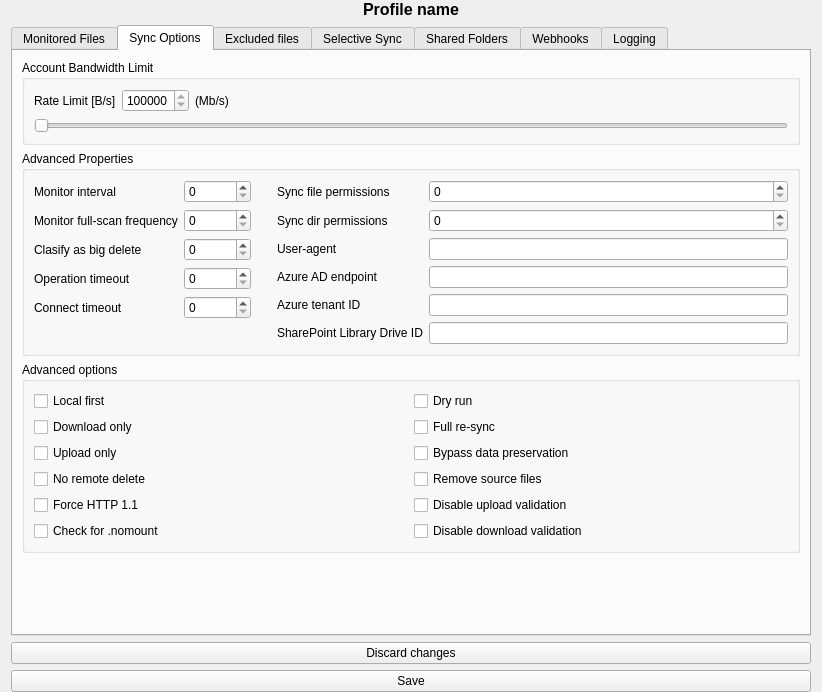
Qt form src/ui/profile_settings_page.ui (bpozdena/OneDriveGUI) before a commit.
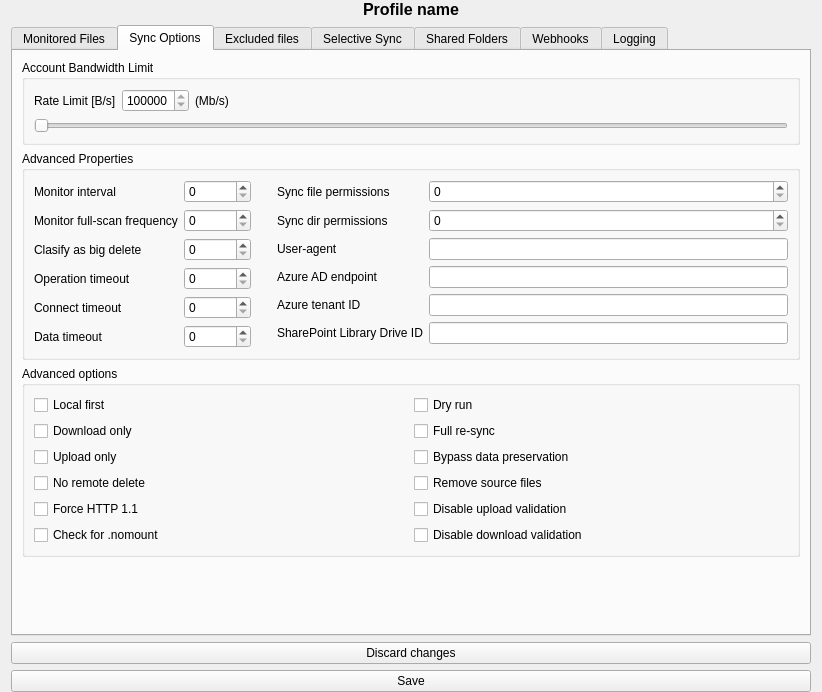
The same form after that commit.

Commit message: add support for data_timeout

```diff
--- a/src/ui/profile_settings_page.ui
+++ b/src/ui/profile_settings_page.ui
@@ -316,6 +316,16 @@
               <item row="4" column="1">
                <widget class="QSpinBox" name="spinBox_connect_timeout"/>
               </item>
+              <item row="5" column="0">
+               <widget class="QLabel" name="label_data_timeout">
+                <property name="text">
+                 <string>Data timeout</string>
+                </property>
+               </widget>
+              </item>
+              <item row="5" column="1">
+               <widget class="QSpinBox" name="spinBox_data_timeout"/>
+              </item>
              </layout>
             </item>
             <item>
```
The commit also changes 3 other files.
